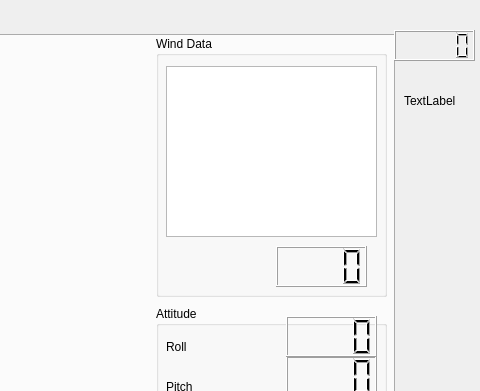
Qt form gui/MainGui.ui (mastraa/amphi_v30) before a commit; both pictures show x 786 to 1266 and y 0 to 391 of the 1266 by 751 pixel window.
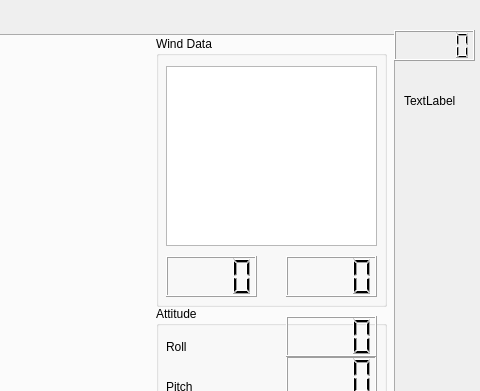
The same form after that commit. The open tabs and pages were chosen to show the change.

```diff
--- a/gui/MainGui.ui
+++ b/gui/MainGui.ui
@@ -216,7 +216,7 @@
         <x>930</x>
         <y>0</y>
         <width>231</width>
-        <height>261</height>
+        <height>271</height>
        </rect>
       </property>
       <property name="title">
@@ -225,8 +225,8 @@
       <widget class="QLCDNumber" name="windSpeed">
        <property name="geometry">
         <rect>
-         <x>120</x>
-         <y>210</y>
+         <x>130</x>
+         <y>220</y>
          <width>91</width>
          <height>41</height>
         </rect>
@@ -241,10 +241,23 @@
          <x>10</x>
          <y>30</y>
          <width>211</width>
-         <height>171</height>
+         <height>180</height>
         </rect>
        </property>
       </widget>
+      <widget class="QLCDNumber" name="windDir">
+       <property name="geometry">
+        <rect>
+         <x>10</x>
+         <y>220</y>
+         <width>91</width>
+         <height>41</height>
+        </rect>
+       </property>
+       <property name="numDigits">
+        <number>4</number>
+       </property>
+      </widget>
      </widget>
      <widget class="QGroupBox" name="groupBox_2">
       <property name="geometry">
```
Left out of the diff: 4 changed lines with no effect on the pictures.
